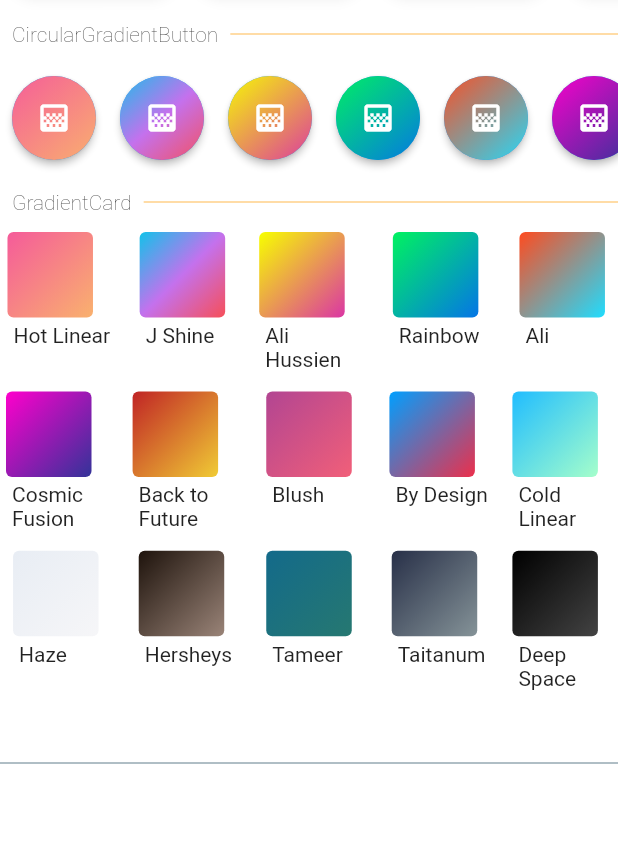
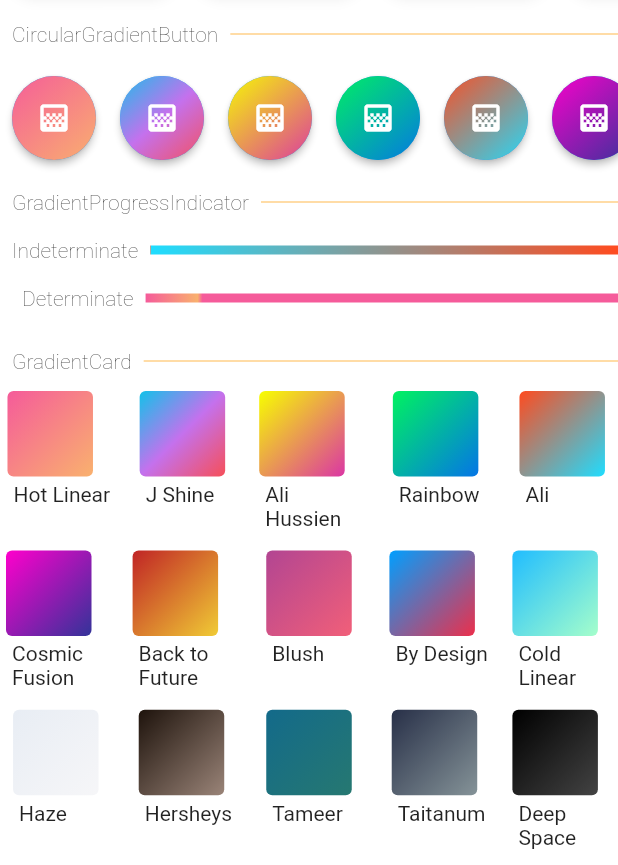
Before and after one commit to bluemix/Gradient-Widgets, a Flutter app: the screen it shows after launch, on a phone screen of 412 x 824 dp, the part 371-1236 px from its top. Run offline on Flutter 3.47's test engine with Material 2 defaults, Android fonts, the phone set to English and light mode, and no system bars.

Commit message:
adding GradientProgressIndicator

```diff
--- a/example/lib/main.dart
+++ b/example/lib/main.dart
@@ -1,3 +1,5 @@
+import 'dart:math';
+
 import 'package:flutter/material.dart';
 import 'package:gradient_widgets/gradient_widgets.dart';
 
@@ -33,7 +35,7 @@ class MyApp extends StatelessWidget {
   Widget build(BuildContext context) {
     return new MaterialApp(
       title: 'Flutter Gradient Widgets Demo',
-      debugShowCheckedModeBanner: false,
+      debugShowCheckedModeBanner: true,
       theme: new ThemeData(
         primarySwatch: Colors.blue,
       ),
@@ -52,7 +54,7 @@ class MyHomePage extends StatefulWidget {
 }
 
 class _MyHomePageState extends State<MyHomePage> {
-  Widget _divider(String title) {
+  Widget _divider(String title, {Widget child}) {
     return Row(
       mainAxisSize: MainAxisSize.max,
       children: <Widget>[
@@ -65,10 +67,11 @@ class _MyHomePageState extends State<MyHomePage> {
         ),
         Expanded(
           flex: 1,
-          child: Container(
-            height: 1.0,
-            color: Color(0xffFFD189),
-          ),
+          child: child ??
+              Container(
+                height: 1.0,
+                color: Color(0xffFFD189),
+              ),
         ),
       ],
     );
@@ -91,6 +94,9 @@ class _MyHomePageState extends State<MyHomePage> {
         body: ListView(
           scrollDirection: Axis.vertical,
           children: <Widget>[
+//            GradientProgressIndicator(gradient: Gradients.aliHussien, value: 0.9,),
+//            GradientProgressIndicator(gradient: Gradients.byDesign,),
+
             _divider('GradientText'),
             SizedBox(
               height: 54.0,
@@ -149,10 +155,30 @@ class _MyHomePageState extends State<MyHomePage> {
                     .toList(),
               ),
             ),
-
+            _divider('GradientProgressIndicator'),
+            _divider('Indeterminate',
+                child: GradientProgressIndicator(
+                  gradient: gradients[4].gradient,
+                )),
+            SizedBox(
+              height: 42.0,
+              child: ListView(
+                children: gradients
+                    .take(1)
+                    .where((gradient) => gradient.gradient.colors.length == 2)
+                    .map((namedGradient) => Padding(
+                          padding: const EdgeInsets.symmetric(horizontal: 0.0, vertical: 0.0),
+                          child: _divider('  Determinate', child: GradientProgressIndicator(
+                            gradient: namedGradient.gradient,
+                            value: Random().nextDouble(),
+                          )),
+                        ))
+                    .toList(),
+              ),
+            ),
             _divider('GradientCard'),
             SizedBox(
-              height: 70.0 * (gradients.length / 3),
+              height: 65.0 * (gradients.length / 3),
               child: GridView.count(
                 physics: ScrollPhysics(),
                 childAspectRatio: 0.7,
@@ -175,7 +201,10 @@ class _MyHomePageState extends State<MyHomePage> {
                         Expanded(
                           child: Padding(
                             padding: const EdgeInsets.only(left: 8.0),
-                            child: Text(gradients[index].name, textAlign: TextAlign.start,),
+                            child: Text(
+                              gradients[index].name,
+                              textAlign: TextAlign.start,
+                            ),
                           ),
                         )
                       ],
@@ -184,6 +213,7 @@ class _MyHomePageState extends State<MyHomePage> {
                 }),
               ),
             ),
+
             Divider(
               color: Colors.blueGrey,
             ),
--- a/lib/gradient_widgets.dart
+++ b/lib/gradient_widgets.dart
@@ -4,4 +4,5 @@ export 'src/circular_gradient_button.dart';
 export 'src/gradient_button.dart';
 export 'src/gradient_card.dart';
 export 'src/gradient_text.dart';
+export 'src/gradient_progress_indicator.dart';
 export 'src/gradients.dart';
--- /dev/null
+++ b/lib/src/gradient_progress_indicator.dart
@@ -0,0 +1,142 @@
+// Copyright 2015 The Chromium Authors. All rights reserved.
+// Use of this source code is governed by a BSD-style license that can be
+// found in the LICENSE file.
+// modified by https://bluemix.github.io
+
+import 'package:flutter/foundation.dart';
+import 'package:flutter/material.dart';
+import 'package:flutter/widgets.dart';
+
+
+const double _kLinearProgressIndicatorHeight = 6.0;
+const int _kIndeterminateLinearDuration = 1800;
+
+class GradientProgressIndicator extends StatefulWidget {
+  GradientProgressIndicator({
+    this.key,
+    this.value,
+    this.gradient,
+  });
+
+  final Key key;
+  final double value;
+  final LinearGradient gradient;
+
+  @override
+  _GradientProgressIndicatorState createState() => _GradientProgressIndicatorState();
+}
+
+class _GradientProgressIndicatorState extends State<GradientProgressIndicator> with SingleTickerProviderStateMixin {
+  AnimationController _controller;
+  Animation<double> pAnimation;
+  List<Color> colors = [];
+
+  double prevValue = 0;
+
+  CurvedAnimation curvedAnimation;
+
+  @override
+  void initState() {
+    super.initState();
+
+    assert(widget.gradient != null, 'Please set the gradient!');
+    assert(widget.gradient.colors.length == 2, 'gradient must have two colors only');
+
+    _setColorsArray();
+
+
+    _controller = AnimationController(
+      duration: const Duration(milliseconds: _kIndeterminateLinearDuration),
+      vsync: this,
+    );
+
+    _setControllerListener();
+
+
+    curvedAnimation = new CurvedAnimation(parent: _controller, curve: Curves.fastOutSlowIn);
+    pAnimation = new Tween<double>(begin: prevValue, end: widget.value ?? 1.0).animate(curvedAnimation);
+    prevValue = widget.value ?? 0;
+
+    _controller.forward();
+  }
+
+  void _setColorsArray() {
+    colors.clear();
+    colors.addAll(widget.gradient.colors);
+    colors.add(widget.gradient.colors.first);
+  }
+
+  void _setControllerListener() {
+    if (widget.value == null) {
+      _controller.addStatusListener((status) {
+        if (status == AnimationStatus.dismissed && widget.value == null) {
+          _controller.forward();
+        } else if (status == AnimationStatus.completed && widget.value == null) {
+          _controller.reverse();
+        }
+      });
+    }
+  }
+
+  @override
+  void didUpdateWidget(GradientProgressIndicator oldWidget) {
+    super.didUpdateWidget(oldWidget);
+
+    _setColorsArray();
+
+    _setControllerListener();
+
+    if (widget.value == null && !_controller.isAnimating) {
+      _controller.reset();
+    }
+
+    else if (widget.value != null) {
+      pAnimation = new Tween<double>(begin: prevValue, end: widget.value).animate(curvedAnimation);
+      _controller
+        ..reset()
+        ..forward();
+      prevValue = widget.value;
+    }
+  }
+
+  @override
+  void dispose() {
+    _controller.dispose();
+    super.dispose();
+  }
+
+  void stopAnimation() {
+    _controller.stop();
+  }
+
+  Widget _buildIndicator(BuildContext context, double animationValue) {
+    return Container(
+      constraints: const BoxConstraints.tightFor(
+        width: double.infinity,
+        height: _kLinearProgressIndicatorHeight,
+      ),
+      decoration: BoxDecoration(
+          gradient: LinearGradient(
+              begin: widget.gradient.begin,
+              end: widget.gradient.end,
+              stops: <double>[
+                0.0,
+                animationValue,
+                widget.value == null ? 1.0 : animationValue + 0.01,
+              ],
+              colors: colors)),
+    );
+  }
+
+  @override
+  Widget build(BuildContext context) {
+//    final TextDirection textDirection = Directionality.of(context);
+
+    return AnimatedBuilder(
+      animation: pAnimation,
+      builder: (BuildContext context, Widget child) {
+        return _buildIndicator(context, pAnimation.value);
+      },
+    );
+  }
+}
--- a/pubspec.yaml
+++ b/pubspec.yaml
@@ -1,6 +1,6 @@
 name: gradient_widgets
 description: A minimal set of Flutter widgets encased with beautiful gradients.
-version: 0.2.2
+version: 0.3.0
 author: bluemix <a.bluemix@gmail.com>
 homepage: https://github.com/bluemix/gradient-widgets
 
```
Also changed, not shown: art/GradientProgressIndicators.gif (added), art/screenshot3_cropped_resized.png (added), example/pubspec.lock, 2 other files.
